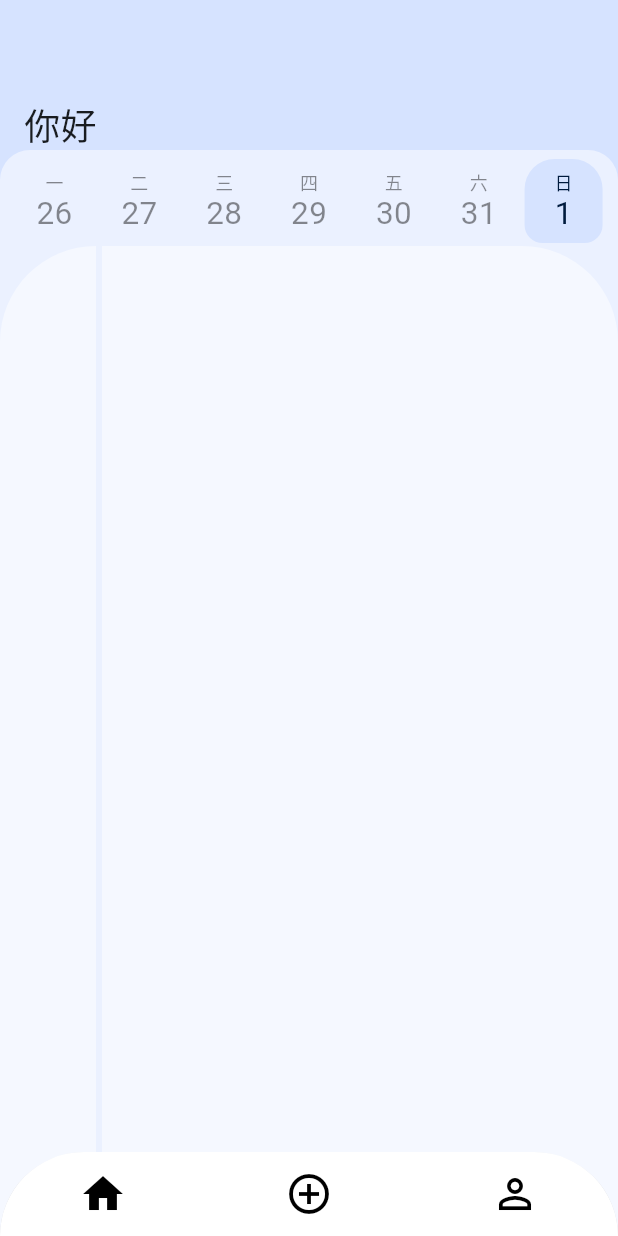
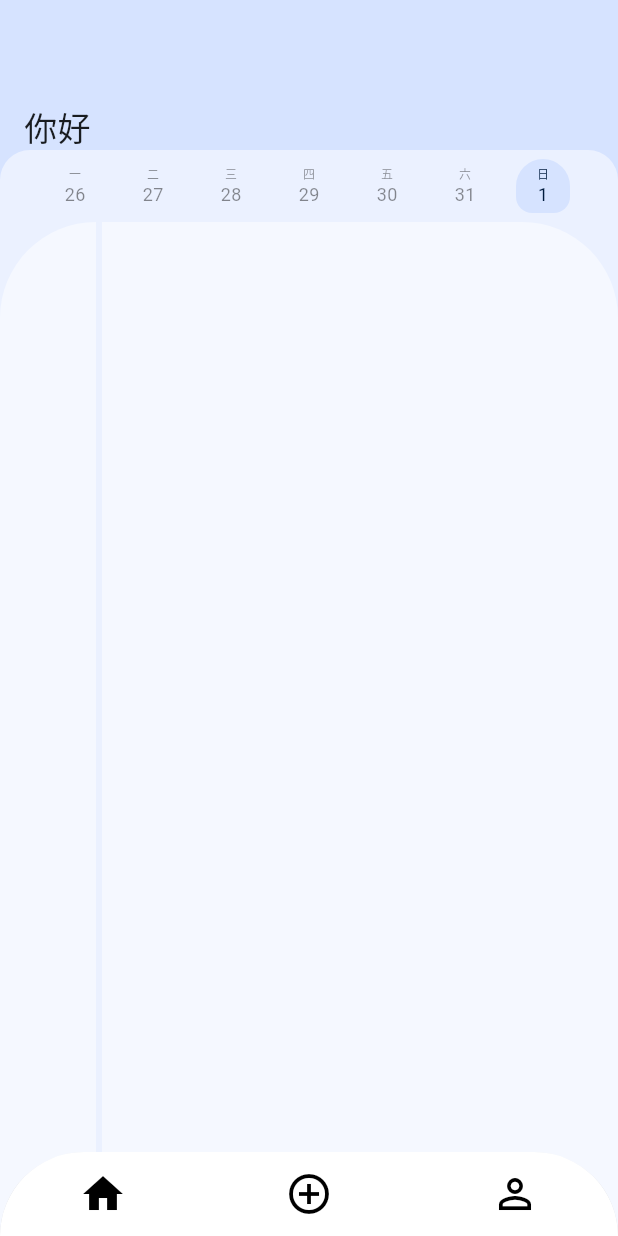
Before and after one commit to tro-lee/matter, a Flutter app: the screen it shows after launch, on a phone screen of 412 x 824 dp. Run offline on Flutter 3.47's test engine with Material 3 defaults, Android fonts, the phone set to English and light mode, and no system bars; drawn by our look-alikes of custom_navigation_bar.

Commit message:
bugfix:一期壳子2

```diff
--- a/lib/pages/home.dart
+++ b/lib/pages/home.dart
@@ -15,7 +15,7 @@ class HeadArea extends StatelessWidget {
       height: 100,
       child: Text(
         "你好",
-        style: TextStyle(fontSize: 24),
+        style: TextStyle(fontSize: 22),
       ),
     );
   }
@@ -42,8 +42,8 @@ class CalArea extends StatelessWidget {
   Widget build(BuildContext context) {
     return Container(
       width: double.infinity,
-      height: 68,
-      padding: EdgeInsets.fromLTRB(8, 0, 8, 0),
+      height: 48,
+      padding: EdgeInsets.fromLTRB(24, 0, 24, 0),
       child: Row(
         mainAxisAlignment: MainAxisAlignment.spaceAround,
         children: getCalWeekItem(context),
@@ -97,9 +97,8 @@ class _CalItemState extends State<CalItem> {
         isSelected ? onContainerColor(context) : labelColor(context);
 
     return Container(
-      width: 52,
+      width: 36,
       margin: EdgeInsets.fromLTRB(0, 6, 0, 6),
-      padding: EdgeInsets.fromLTRB(4, 2, 4, 2),
       decoration: isSelected
           ? BoxDecoration(
               color: containerColor(context),
@@ -114,14 +113,14 @@ class _CalItemState extends State<CalItem> {
         children: [
           Text(
             widget.data[0],
-            style: TextStyle(color: fontColor, fontSize: 12, height: 1),
+            style: TextStyle(color: fontColor, fontSize: 8, height: 1),
           ),
           SizedBox(
             height: 4,
           ),
           Text(
             widget.data[1],
-            style: TextStyle(color: fontColor, fontSize: 21, height: 1),
+            style: TextStyle(color: fontColor, fontSize: 12, height: 1),
           ),
         ],
       ),
@@ -151,7 +150,7 @@ class TimeLine extends StatelessWidget {
   @override
   Widget build(BuildContext context) {
     return Container(
-      margin: EdgeInsets.fromLTRB(64, 164, 0, 0),
+      margin: EdgeInsets.fromLTRB(64, 148, 0, 0),
       width: 4,
       height: double.infinity,
       color: middleContainerColor(context),
@@ -169,7 +168,7 @@ class TopPage extends StatelessWidget {
             borderRadius: BorderRadius.vertical(top: Radius.circular(64)),
             color: topContainerColor(context),
           ),
-          margin: EdgeInsets.fromLTRB(0, 164, 0, 0),
+          margin: EdgeInsets.fromLTRB(0, 148, 0, 0),
           width: double.infinity,
           height: double.infinity,
         ),
```
